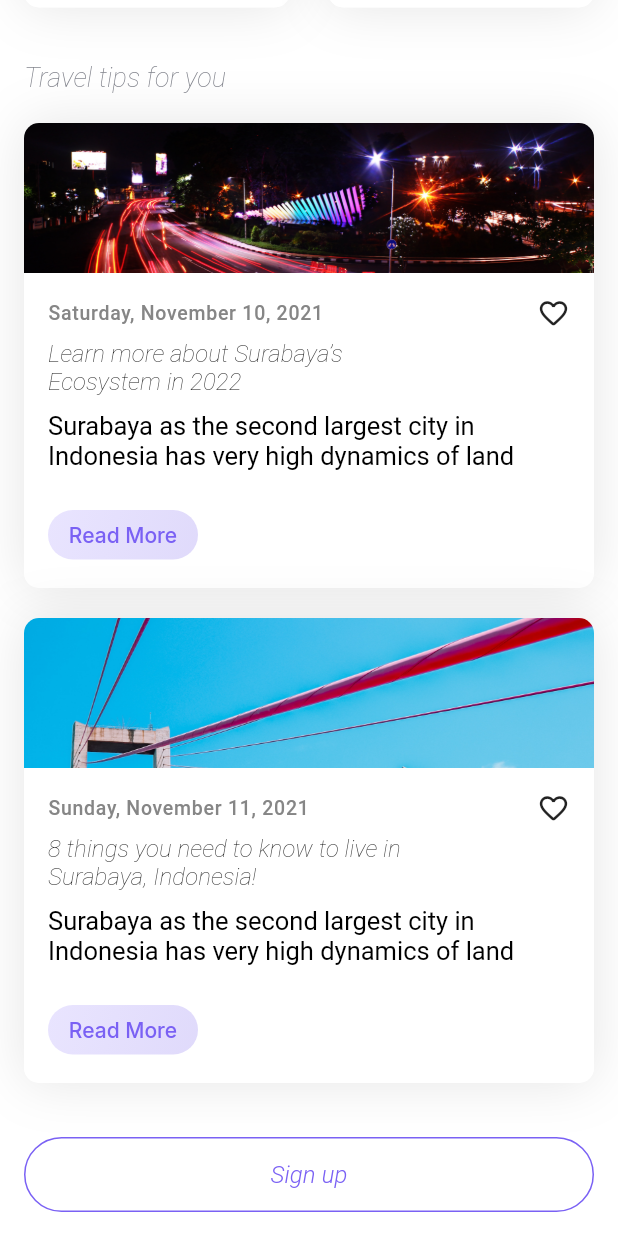
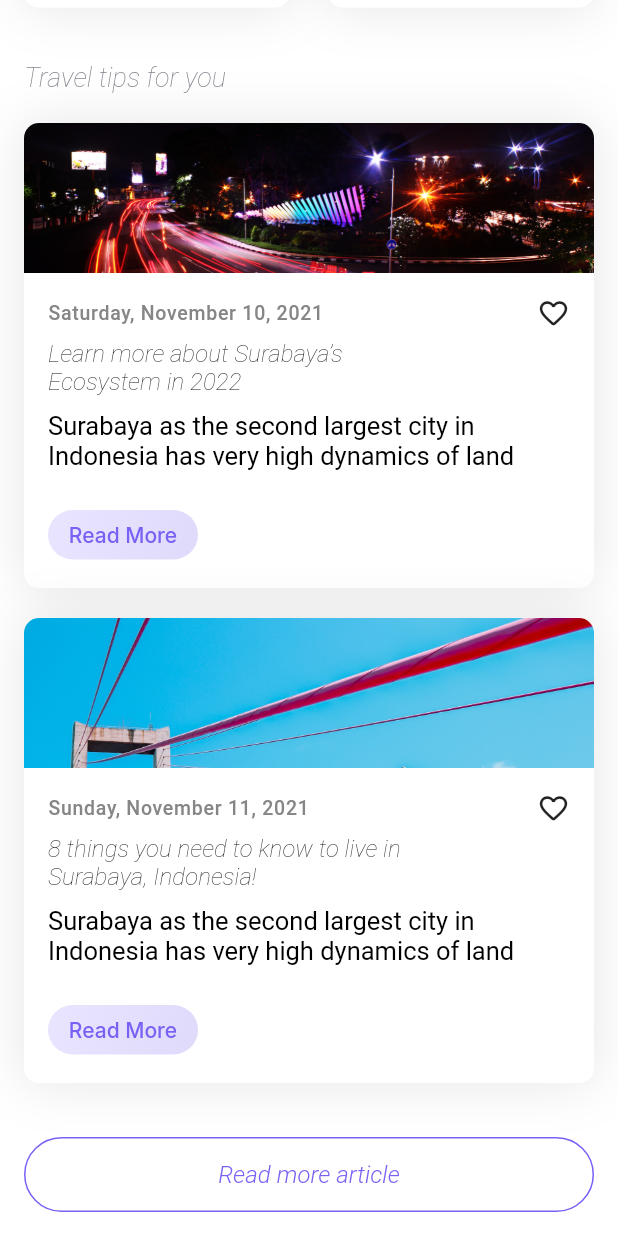
Before and after one commit to muzamilindra/property_rents, a Flutter app: the HomePage screen opened directly, scrolled down 1126 dp, on a phone screen of 412 x 824 dp. Run offline on Flutter 3.47's test engine with Material 2 defaults, Android fonts, the phone set to English and light mode, and no system bars; our stand-ins replace google_fonts.

Commit message:
Read More Article Button-A

```diff
--- a/lib/pages/home_page/home_page.dart
+++ b/lib/pages/home_page/home_page.dart
@@ -234,7 +234,7 @@ class _HomePageState extends State<HomePage>
                       shape: RoundedRectangleBorder(
                           borderRadius: BorderRadius.circular(30))),
                   child: const Text(
-                    "Sign up",
+                    "Read more article",
                     style: TextStyle(
                         fontFamily: "roboto",
                         fontSize: 16,
```
